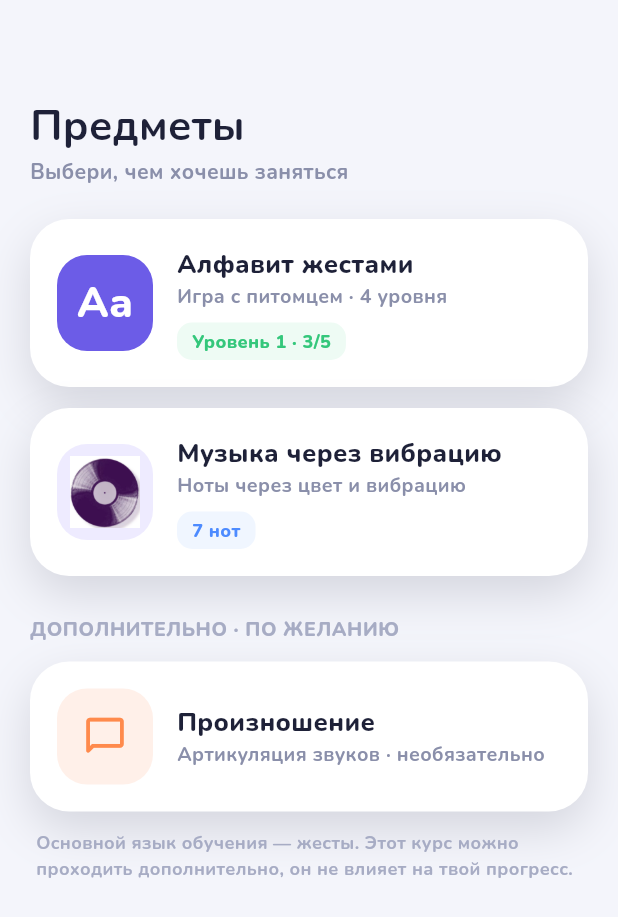
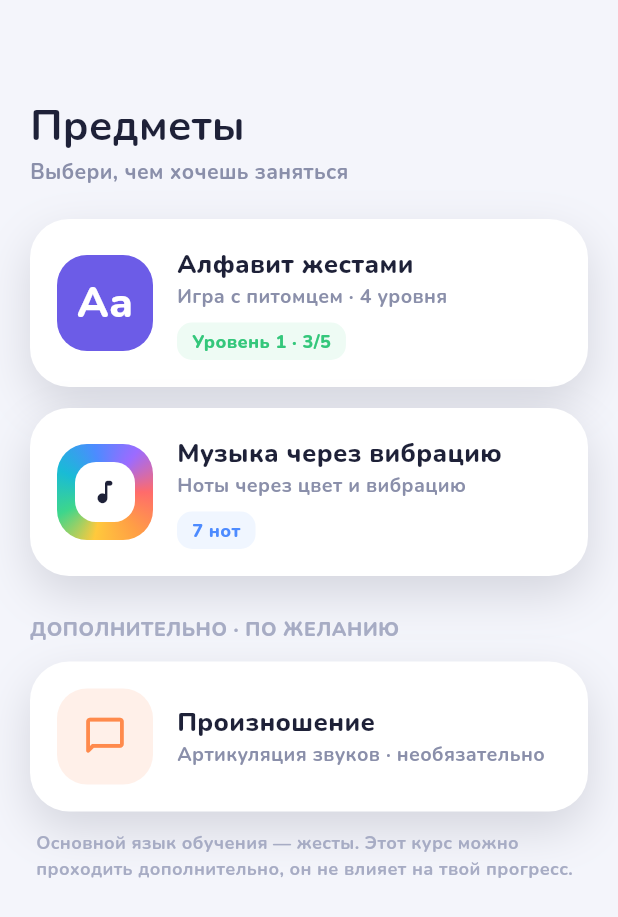
Before and after one commit to Bayjan08/deaf-blind, a Flutter app: the SubjectsScreen widget shown alone on an empty page, opened directly with empty values, on a phone screen of 412 x 824 dp. Shown: the top 917 px of the screen. Run offline on Flutter 3.47's test engine with Material 3 defaults, Android fonts, the light colour scheme and no system bars; our stand-ins replace dio, flutter_riverpod, go_router, google_fonts, permission_handler, shared_preferences; missing offline and left inert: livekit_client; accounts and stored records are empty.

Commit message:
Update home_subjects_map.dart

```diff
--- a/deaf-blind-mobile/lib/features/deaf_school/presentation/screens/home_subjects_map.dart
+++ b/deaf-blind-mobile/lib/features/deaf_school/presentation/screens/home_subjects_map.dart
@@ -402,13 +402,30 @@ class SubjectsScreen extends StatelessWidget {
               width: 64,
               height: 64,
               decoration: BoxDecoration(
-                color: DesignColors.purpleSoft,
                 borderRadius: BorderRadius.circular(20),
+                gradient: const SweepGradient(
+                  colors: [
+                    Color(0xFFFF6B6B),
+                    Color(0xFFFF9F45),
+                    Color(0xFFFFC93C),
+                    Color(0xFF3DD68C),
+                    Color(0xFF19BBD6),
+                    Color(0xFF4D8BFF),
+                    Color(0xFF9C6BFF),
+                    Color(0xFFFF6B6B),
+                  ],
+                ),
               ),
-              padding: const EdgeInsets.all(8),
-              child: Image.asset(
-                'assets/images/music_disc.png',
-                fit: BoxFit.contain,
+              child: Center(
+                child: Container(
+                  width: 40,
+                  height: 40,
+                  decoration: BoxDecoration(
+                    color: Colors.white,
+                    borderRadius: BorderRadius.circular(14),
+                  ),
+                  child: const Icon(Icons.music_note_rounded, color: DesignColors.textDark, size: 20),
+                ),
               ),
             ),
             title: 'Музыка через вибрацию',
```
